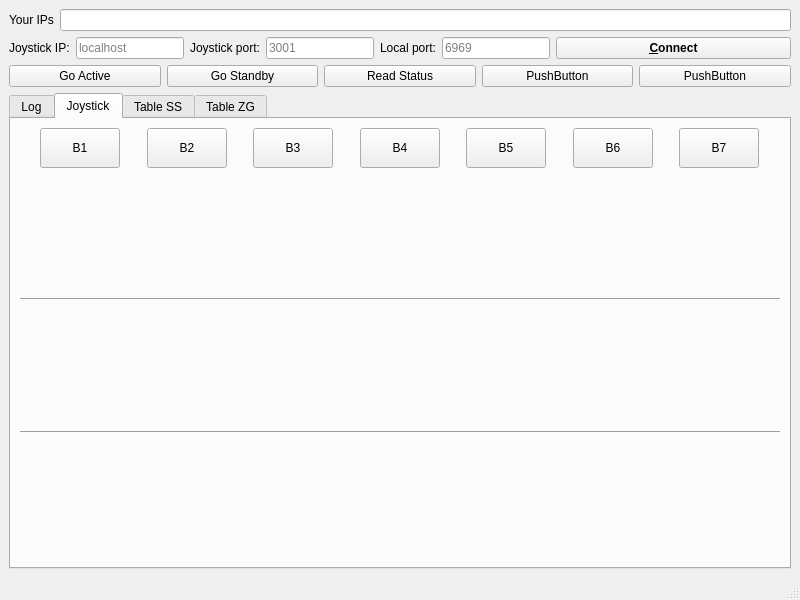
Qt form src/main_window.ui (gianmaria/smarter-gui-demo) before a commit.
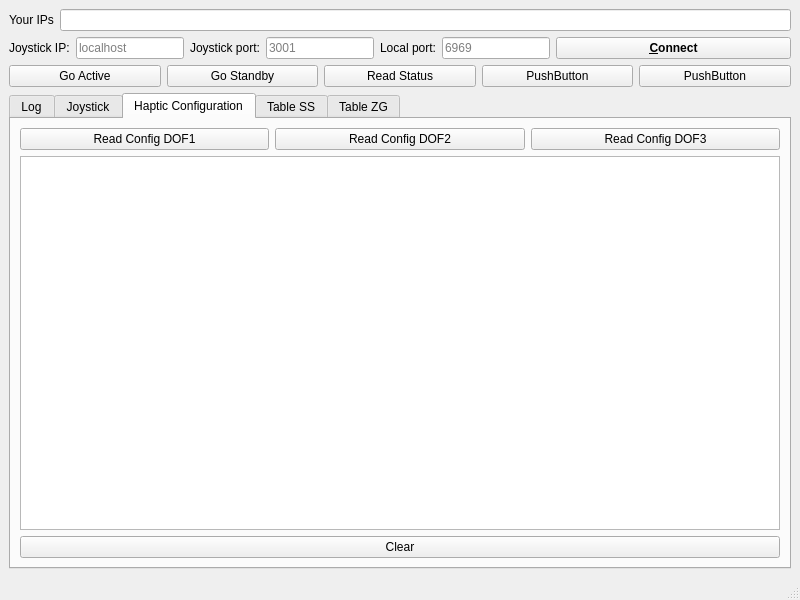
The same form after that commit. Custom widgets are drawn as their Qt base class.

Commit message: working on reading config for SS table

Diff of the .ui file:
```diff
--- a/src/main_window.ui
+++ b/src/main_window.ui
@@ -215,7 +215,7 @@
        <bool>true</bool>
       </property>
       <property name="currentIndex">
-       <number>1</number>
+       <number>2</number>
       </property>
       <widget class="QWidget" name="tab_log">
        <attribute name="title">
@@ -640,6 +640,59 @@
         </item>
        </layout>
       </widget>
+      <widget class="QWidget" name="tab_haptic_conf">
+       <attribute name="title">
+        <string>Haptic Configuration</string>
+       </attribute>
+       <layout class="QGridLayout" name="gridLayout_2">
+        <item row="0" column="0">
+         <layout class="QVBoxLayout" name="verticalLayout_3">
+          <item>
+           <layout class="QHBoxLayout" name="horizontalLayout_2">
+            <item>
+             <widget class="QPushButton" name="pb_read_config_dof_1">
+              <property name="text">
+               <string>Read Config DOF1</string>
+              </property>
+             </widget>
+            </item>
+            <item>
+             <widget class="QPushButton" name="pb_read_config_dof_2">
+              <property name="text">
+               <string>Read Config DOF2</string>
+              </property>
+             </widget>
+            </item>
+            <item>
+             <widget class="QPushButton" name="pb_read_config_dof_3">
+              <property name="text">
+               <string>Read Config DOF3</string>
+              </property>
+             </widget>
+            </item>
+           </layout>
+          </item>
+          <item>
+           <widget class="QPlainTextEdit" name="te_haptic_conf">
+            <property name="readOnly">
+             <bool>true</bool>
+            </property>
+            <property name="plainText">
+             <string/>
+            </property>
+           </widget>
+          </item>
+         </layout>
+        </item>
+        <item row="1" column="0">
+         <widget class="QPushButton" name="pb_clear_haptic_conf">
+          <property name="text">
+           <string>Clear</string>
+          </property>
+         </widget>
+        </item>
+       </layout>
+      </widget>
       <widget class="QWidget" name="tab_ss">
        <property name="toolTipDuration">
         <number>-1</number>
```
Left out of the diff: 22 changed lines with no effect on the pictures. The commit also changes 9 other files.
